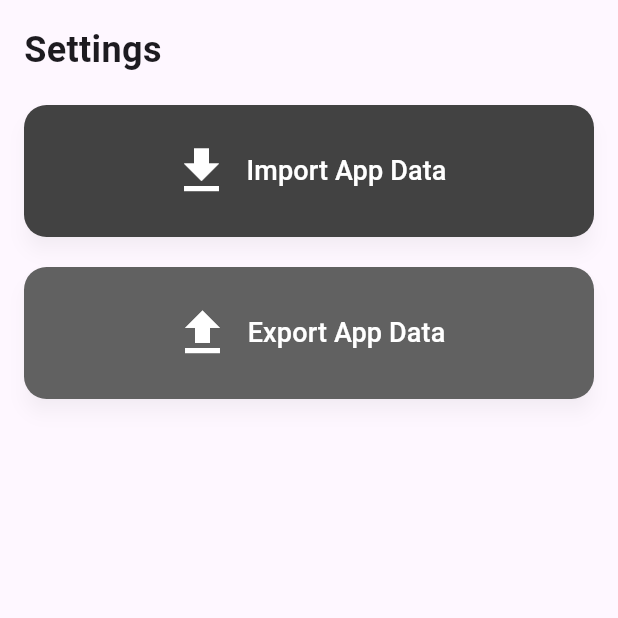
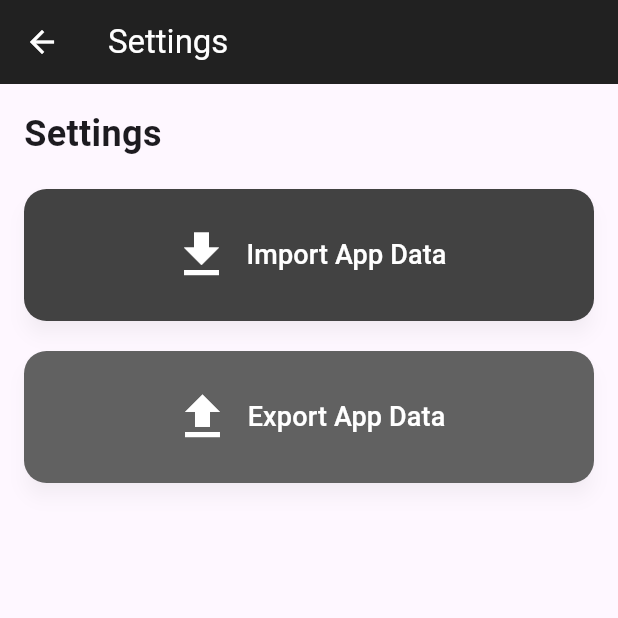
Before and after one commit to FloraFolio/Train, a Flutter app: the SettingsPage screen opened directly, on a phone screen of 412 x 824 dp, the top half of it. Run offline on Flutter 3.47's test engine with Material 3 defaults, Android fonts, the phone set to English and light mode, and no system bars; network calls fail.

```diff
--- a/lib/views/settings.dart
+++ b/lib/views/settings.dart
@@ -6,6 +6,11 @@ class SettingsPage extends StatelessWidget {
   @override
   Widget build(BuildContext context) {
     return Scaffold(
+      appBar: AppBar(
+      title: const Text('Settings'),
+      backgroundColor: Colors.grey[900],
+      foregroundColor: Colors.white,
+      ),
       body: Padding(
         padding: const EdgeInsets.all(16.0),
         child: Column(
```
